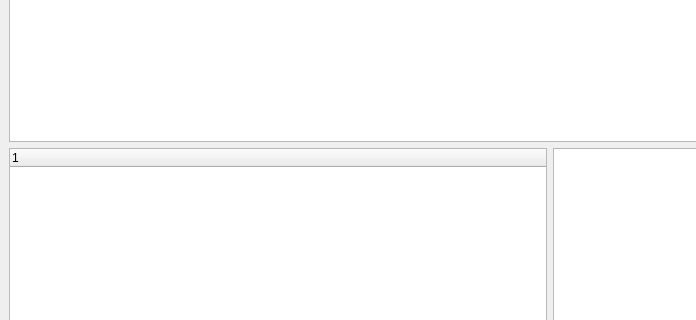
Above: MainWindow.ui from CryingCarp/Sniffer before the change; both pictures show x 0 to 696 and y 272 to 592 of the 1062 by 800 pixel window. Below: the same form after it.
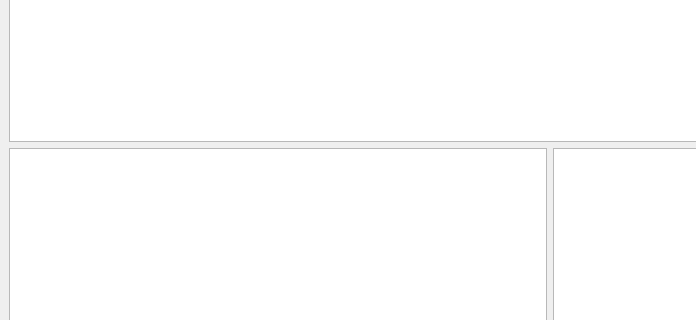
That is the form after the change.

Commit message: UI更新

What changed in the file:
```diff
--- a/MainWindow.ui
+++ b/MainWindow.ui
@@ -219,6 +219,9 @@
         <property name="autoFillBackground">
          <bool>false</bool>
         </property>
+        <attribute name="headerVisible">
+         <bool>false</bool>
+        </attribute>
         <column>
          <property name="text">
           <string notr="true">1</string>
```
Left out of the diff: 2 changed lines with no effect on the pictures. The commit also changes 1 other file.
